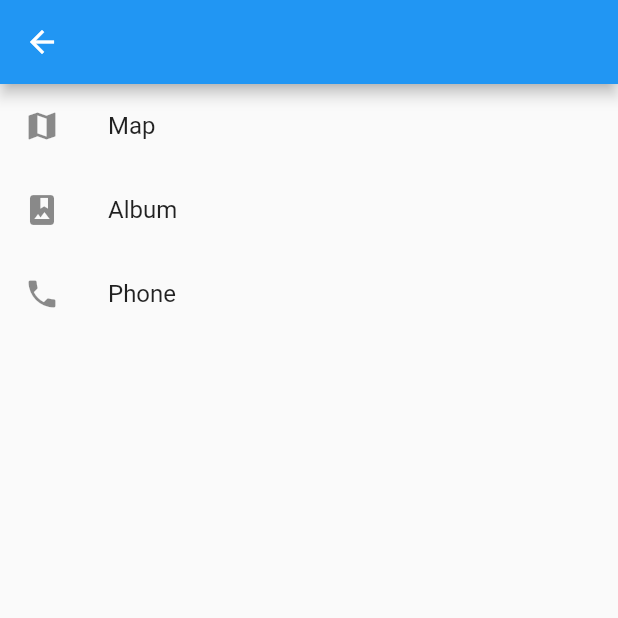
After one commit to mfthorhauge/CES_FLUTTER, a Flutter app: the TrackScreen screen opened directly, on a phone screen of 412 x 824 dp, the top half of it. The commit adds this screen. Run offline on Flutter 3.47's test engine with Material 2 defaults, Android fonts, the phone set to English and light mode, and no system bars.

Commit message:
add placeholder track screen

```diff
--- a/lib/main.dart
+++ b/lib/main.dart
@@ -1,4 +1,5 @@
 import 'package:flutter/material.dart';
+import 'package:telco_web_client/screens/track/track_screen.dart';
 
 import 'screens/login_screen.dart';
 
@@ -22,6 +23,11 @@ class MyApp extends StatelessWidget {
             builder: (context) => const LoginScreen(),
           );
         }
+        if (settings.name == '/track') {
+          return MaterialPageRoute(
+            builder: (context) => const TrackScreen(),
+          );
+        }
         return MaterialPageRoute(
             builder: (context) => const LoginScreen());
       },
--- /dev/null
+++ b/lib/screens/track/track_screen.dart
@@ -0,0 +1,30 @@
+import 'package:flutter/material.dart';
+
+class TrackScreen extends StatelessWidget {
+  const TrackScreen({Key? key}) : super(key: key);
+
+  @override
+  Widget build(BuildContext context) {
+    return Scaffold(
+      appBar: AppBar(),
+      body: Center(
+        child: ListView(
+          children: const <Widget>[
+            ListTile(
+              leading: Icon(Icons.map),
+              title: Text('Map'),
+            ),
+            ListTile(
+              leading: Icon(Icons.photo_album),
+              title: Text('Album'),
+            ),
+            ListTile(
+              leading: Icon(Icons.phone),
+              title: Text('Phone'),
+            ),
+          ],
+        )
+      ),
+    );
+  }
+}
```
